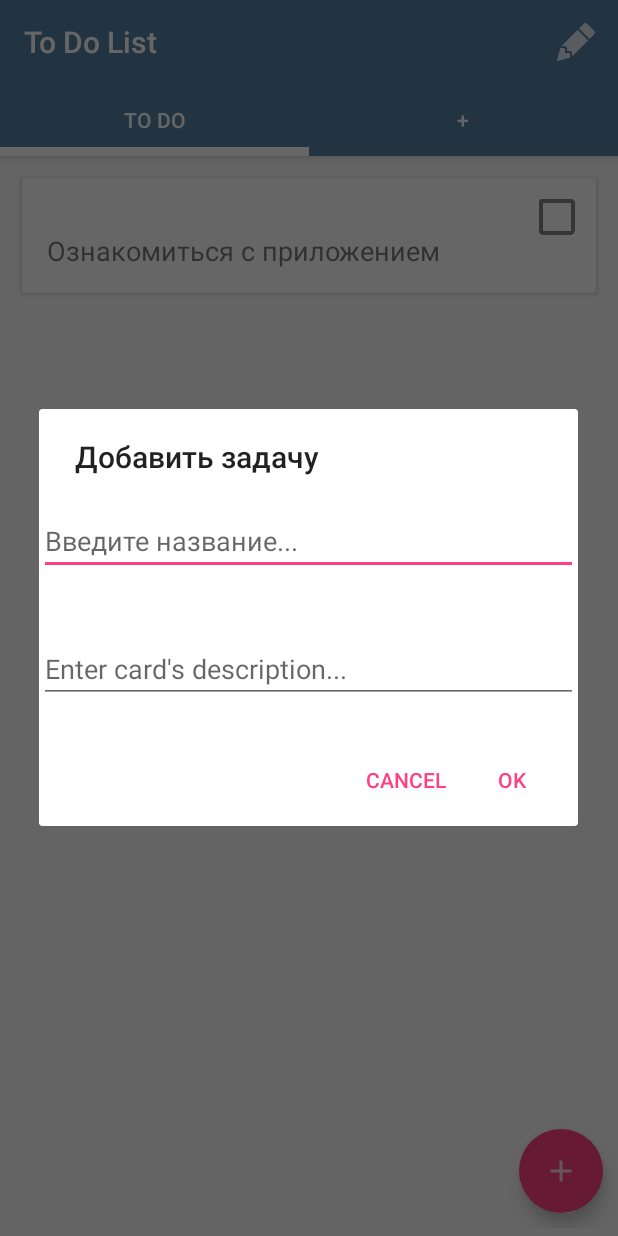
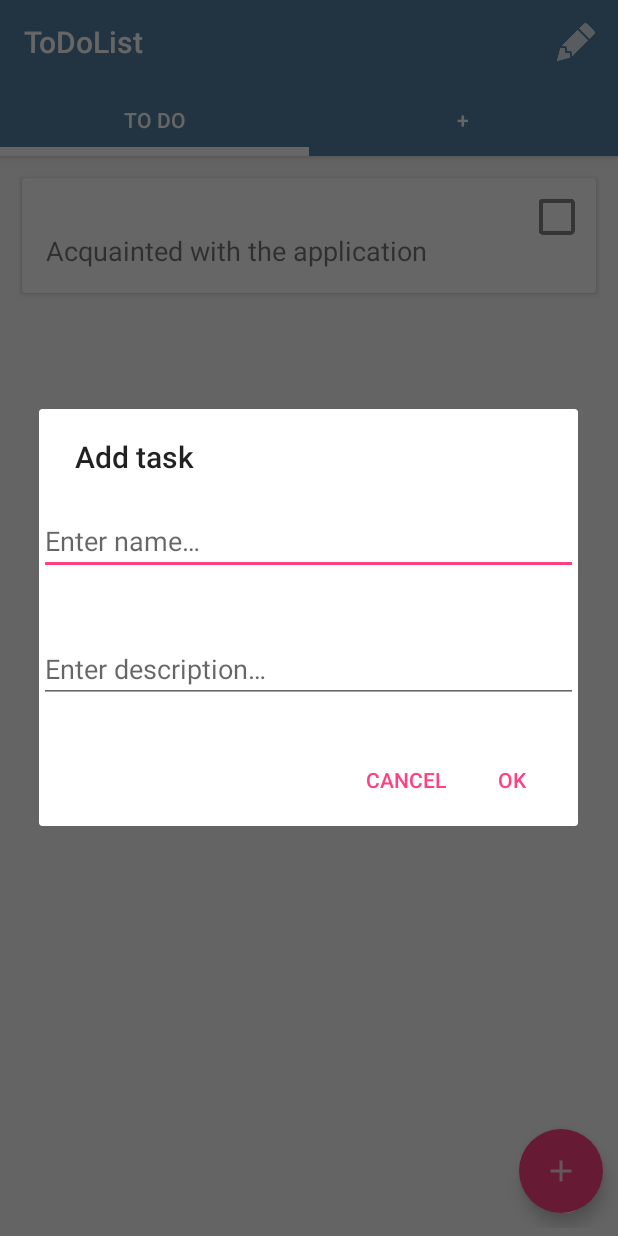
Before and after one commit to Velkonost/ToDoList, an Android app: the screen it shows after launch (MainActivity), after a tap on an icon or button, on a phone screen of 412 x 824 dp. Run offline under Robolectric (Android 15) with nearby library versions, the phone set to English and light mode, and no system bars; 2 other taps on this screen came first.

Commit message:
fixed bug with `add new column`, added some changes

```diff
--- a/app/src/main/java/ru/velkonost/todolist/activities/MainActivity.java
+++ b/app/src/main/java/ru/velkonost/todolist/activities/MainActivity.java
@@ -22,8 +22,15 @@ import ru.velkonost.todolist.R;
 import ru.velkonost.todolist.fragments.ColumnsTabsFragmentAdapter;
 import ru.velkonost.todolist.managers.DBHelper;
 
+import static ru.velkonost.todolist.Constants.COLUMN_ID;
+import static ru.velkonost.todolist.Constants.DESCRIPTION;
+import static ru.velkonost.todolist.Constants.DONE;
+import static ru.velkonost.todolist.Constants.EXIST;
+import static ru.velkonost.todolist.Constants.ID;
+import static ru.velkonost.todolist.Constants.NAME;
 import static ru.velkonost.todolist.fragments.ColumnsTabsFragmentAdapter.last;
-import static ru.velkonost.todolist.managers.Initializatiors.initToolbar;
+import static ru.velkonost.todolist.managers.DBHelper.DBConstants.COLUMNS;
+import static ru.velkonost.todolist.managers.DBHelper.DBConstants.TASKS;
 import static ru.velkonost.todolist.managers.PhoneDataStorage.loadText;
 import static ru.velkonost.todolist.managers.PhoneDataStorage.saveText;
 
@@ -38,8 +45,6 @@ public class MainActivity extends AppCompatActivity {
     private TabLayout tabLayout;
 
     private DBHelper dbHelper;
-
-    final String LOG_TAG = "myLogs";
 
     private String columnName;
 
@@ -58,44 +63,28 @@ public class MainActivity extends AppCompatActivity {
 
         dbHelper = new DBHelper(this);
 
-        initToolbar(MainActivity.this, toolbar, "To Do List");
+        initToolbar(MainActivity.this, toolbar, getResources().getString(R.string.app_name));
 
         if (!checkCookieId()) {
 
-            saveText(MainActivity.this, "exist", "ok");
+            saveText(MainActivity.this, EXIST, getResources().getString(R.string.ok));
 
             ContentValues cvColumn = new ContentValues();
             ContentValues cvTask = new ContentValues();
 
             SQLiteDatabase db = dbHelper.getWritableDatabase();
 
+            cvColumn.put(NAME, getResources().getString(R.string.column_example_name));
+            cvColumn.put(ID, 1);
 
+            cvTask.put(ID, 1);
+            cvTask.put(NAME, getResources().getString(R.string.task_example_name));
+            cvTask.put(COLUMN_ID, 1);
+            cvTask.put(DESCRIPTION, getResources().getString(R.string.task_example_description));
+            cvTask.put(DONE, 0);
 
-            db.execSQL("create table columns ("
-                    + "id integer primary key autoincrement,"
-                    + "name text" + ");");
-
-            db.execSQL("create table task ("
-                    + "id integer primary key autoincrement,"
-                    + "columnId integer,"
-                    + "name text,"
-                    + "description text,"
-                    + "done integer" + ");");
-
-            // подготовим данные для вставки в виде пар: наименование столбца - значение
-
-            cvColumn.put("name", "To do");
-            cvColumn.put("id", 1);
-
-            cvTask.put("id", 1);
-            cvTask.put("name", "Ознакомиться с приложением");
-            cvTask.put("columnId", 1);
-            cvTask.put("description", "Потыкать. Немного там, немного тут");
-            cvTask.put("done", 0);
-
-            // вставляем запись и получаем ее ID
-            db.insert("columns", null, cvColumn);
-            db.insert("task", null, cvTask);
+            db.insert(COLUMNS, null, cvColumn);
+            db.insert(TASKS, null, cvTask);
 
         }
 
@@ -135,13 +124,13 @@ public class MainActivity extends AppCompatActivity {
                 if (!dialogOpen[0]) {
 
                     AlertDialog.Builder builder = new AlertDialog.Builder(MainActivity.this);
-                    builder.setTitle("Добавить колонку");
+                    builder.setTitle(getResources().getString(R.string.add_column));
 
                     final EditText input = new EditText(MainActivity.this);
-                    input.setHint("Введите название...");
+                    input.setHint(getResources().getString(R.string.enter_column_name));
                     input.setInputType(InputType.TYPE_CLASS_TEXT);
                     builder.setView(input)
-                            .setPositiveButton("OK", new DialogInterface.OnClickListener() {
+                            .setPositiveButton(getResources().getString(R.string.ok), new DialogInterface.OnClickListener() {
                                 @Override
                                 public void onClick(DialogInterface dialog, int which) {
                                     columnName = input.getText().toString();
@@ -153,10 +142,9 @@ public class MainActivity extends AppCompatActivity {
 
                                         SQLiteDatabase db = dbHelper.getWritableDatabase();
 
-                                        cvColumn.put("name", columnName);
-                                        cvColumn.put("id", last);
+                                        cvColumn.put(NAME, columnName);
 
-                                        db.insert("columns", null, cvColumn);
+                                        db.insert(COLUMNS, null, cvColumn);
 
                                         dbHelper.close();
 
@@ -170,7 +158,7 @@ public class MainActivity extends AppCompatActivity {
 
                                 }
                             })
-                            .setNegativeButton("Cancel", new DialogInterface.OnClickListener() {
+                            .setNegativeButton(getResources().getString(R.string.cancel), new DialogInterface.OnClickListener() {
                                 @Override
                                 public void onClick(DialogInterface dialog, int which) {
                                     dialog.cancel();
@@ -207,7 +195,7 @@ public class MainActivity extends AppCompatActivity {
                 currentColumnPosition = viewPager.getCurrentItem() + 1;
 
                 AlertDialog.Builder builder = new AlertDialog.Builder(MainActivity.this);
-                builder.setTitle("Изменить название колонки");
+                builder.setTitle(getResources().getString(R.string.change_column_name));
 
                 final EditText inputName = new EditText(MainActivity.this);
 
@@ -215,7 +203,7 @@ public class MainActivity extends AppCompatActivity {
                 inputName.setInputType(InputType.TYPE_CLASS_TEXT);
 
                 builder.setView(inputName)
-                        .setPositiveButton("OK", new DialogInterface.OnClickListener() {
+                        .setPositiveButton(getResources().getString(R.string.ok), new DialogInterface.OnClickListener() {
                             @Override
                             public void onClick(DialogInterface dialog, int which) {
                                 prevCurrentColumnName = currentColumnName;
@@ -226,9 +214,9 @@ public class MainActivity extends AppCompatActivity {
                                     dbHelper = new DBHelper(MainActivity.this);
                                     ContentValues cv = new ContentValues();
                                     SQLiteDatabase db = dbHelper.getWritableDatabase();
-                                    cv.put("name", currentColumnName);
+                                    cv.put(NAME, currentColumnName);
 
-                                    db.update("columns", cv, "name = ?", new String[] {prevCurrentColumnName});
+                                    db.update(COLUMNS, cv, "name = ?", new String[] {prevCurrentColumnName});
                                     dbHelper.close();
 
                                     Intent intent = new Intent(MainActivity.this,
@@ -241,7 +229,7 @@ public class MainActivity extends AppCompatActivity {
 
                             }
                         })
-                        .setNegativeButton("Cancel", new DialogInterface.OnClickListener() {
+                        .setNegativeButton(getResources().getString(R.string.cancel), new DialogInterface.OnClickListener() {
                             @Override
                             public void onClick(DialogInterface dialog, int which) {
                                 dialog.cancel();
@@ -258,7 +246,20 @@ public class MainActivity extends AppCompatActivity {
     }
 
     private boolean checkCookieId() {
-        return loadText(MainActivity.this, "exist").length() != 0;
+        return loadText(MainActivity.this, EXIST).length() != 0;
+    }
+
+    public static void initToolbar(AppCompatActivity activity, Toolbar toolbar, String title) {
+
+        toolbar.setTitle(title);
+        toolbar.setOnMenuItemClickListener(new Toolbar.OnMenuItemClickListener() {
+            @Override
+            public boolean onMenuItemClick(MenuItem menuItem) {
+                return false;
+            }
+        });
+
+        activity.setSupportActionBar(toolbar);
     }
 
 }
--- a/app/src/main/java/ru/velkonost/todolist/fragments/AddColumnFragment.java
+++ b/app/src/main/java/ru/velkonost/todolist/fragments/AddColumnFragment.java
@@ -10,7 +10,7 @@ import android.view.ViewGroup;
 import ru.velkonost.todolist.R;
 
 
-public class AddColumnFragment extends AbstractTabFragment {
+public class AddColumnFragment extends BaseTabFragment {
 
     private static final int LAYOUT = R.layout.fragment_add_column;
 
--- a/app/src/main/java/ru/velkonost/todolist/fragments/AbstractTabFragment.java
+++ b/app/src/main/java/ru/velkonost/todolist/fragments/BaseTabFragment.java
@@ -4,7 +4,7 @@ import android.content.Context;
 import android.support.v4.app.Fragment;
 import android.view.View;
 
-public class AbstractTabFragment extends Fragment {
+public class BaseTabFragment extends Fragment {
 
     private String title;
     protected Context context;
--- a/app/src/main/java/ru/velkonost/todolist/fragments/ColumnFragment.java
+++ b/app/src/main/java/ru/velkonost/todolist/fragments/ColumnFragment.java
@@ -30,7 +30,15 @@ import ru.velkonost.todolist.adapters.TaskListAdapter;
 import ru.velkonost.todolist.managers.DBHelper;
 import ru.velkonost.todolist.models.Task;
 
-public class ColumnFragment extends AbstractTabFragment{
+import static ru.velkonost.todolist.Constants.COLUMN_ID;
+import static ru.velkonost.todolist.Constants.DESCRIPTION;
+import static ru.velkonost.todolist.Constants.DONE;
+import static ru.velkonost.todolist.Constants.ID;
+import static ru.velkonost.todolist.Constants.LOG_TAG;
+import static ru.velkonost.todolist.Constants.NAME;
+import static ru.velkonost.todolist.managers.DBHelper.DBConstants.TASKS;
+
+public class ColumnFragment extends BaseTabFragment {
 
     private static final int LAYOUT = R.layout.fragment_column;
 
@@ -79,25 +87,25 @@ public class ColumnFragment extends AbstractTabFragment{
                 params.setMargins(0, dp2px(20), 0, dp2px(20));
 
                 AlertDialog.Builder builder = new AlertDialog.Builder(context);
-                builder.setTitle("Добавить задачу");
+                builder.setTitle(getResources().getString(R.string.add_task));
 
                 final EditText inputName = new EditText(context);
                 inputName.setLayoutParams(params);
 
-                inputName.setHint("Введите название...");
+                inputName.setHint(getResources().getString(R.string.enter_task_name));
                 inputName.setInputType(InputType.TYPE_CLASS_TEXT);
                 layout.addView(inputName);
 
                 final EditText inputDesc = new EditText(context);
                 inputDesc.setLayoutParams(params);
 
-                inputDesc.setHint("Enter card's description...");
+                inputDesc.setHint(getResources().getString(R.string.enter_task_description));
                 layout.addView(inputDesc);
 
 
                 builder.setView(layout)
 
-                        .setPositiveButton("OK", new DialogInterface.OnClickListener() {
+                        .setPositiveButton(getResources().getString(R.string.ok), new DialogInterface.OnClickListener() {
                             @Override
                             public void onClick(DialogInterface dialog, int which) {
                                 cardName = inputName.getText().toString();
@@ -111,12 +119,12 @@ public class ColumnFragment extends AbstractTabFragment{
 
                                     SQLiteDatabase db = dbHelper.getWritableDatabase();
 
-                                    cvTask.put("name", cardName);
-                                    cvTask.put("columnId", columnId);
-                                    cvTask.put("done", 0);
-                                    cvTask.put("description", cardDescription);
+                                    cvTask.put(NAME, cardName);
+                                    cvTask.put(COLUMN_ID, columnId);
+                                    cvTask.put(DONE, 0);
+                                    cvTask.put(DESCRIPTION, cardDescription);
 
-                                    db.insert("task", null, cvTask);
+                                    db.insert(TASKS, null, cvTask);
 
                                     dbHelper.close();
 
@@ -131,7 +139,7 @@ public class ColumnFragment extends AbstractTabFragment{
 
                             }
                         })
-                        .setNegativeButton("Cancel", new DialogInterface.OnClickListener() {
+                        .setNegativeButton(getResources().getString(R.string.cancel), new DialogInterface.OnClickListener() {
                             @Override
                             public void onClick(DialogInterface dialog, int which) {
                                 dialog.cancel();
@@ -148,18 +156,18 @@ public class ColumnFragment extends AbstractTabFragment{
         ContentValues cv = new ContentValues();
         SQLiteDatabase db = dbHelper.getWritableDatabase();
 
-        Cursor c = db.query("task", null, null, null, null, null, null);
+        Cursor c = db.query(TASKS, null, null, null, null, null, null);
 
         int i = 0;
 
         if (c.moveToFirst()) {
 
             // определяем номера столбцов по имени в выборке
-            int idTaskIndex = c.getColumnIndex("id");
-            int columnIdTaskIndex = c.getColumnIndex("columnId");
-            int nameTaskIndex = c.getColumnIndex("name");
-            int descriptionTaskIndex = c.getColumnIndex("description");
-            int doneTaskIndex = c.getColumnIndex("done");
+            int idTaskIndex = c.getColumnIndex(ID);
+            int columnIdTaskIndex = c.getColumnIndex(COLUMN_ID);
+            int nameTaskIndex = c.getColumnIndex(NAME);
+            int descriptionTaskIndex = c.getColumnIndex(DESCRIPTION);
+            int doneTaskIndex = c.getColumnIndex(DONE);
 
             do {
 
@@ -172,7 +180,7 @@ public class ColumnFragment extends AbstractTabFragment{
                 // переход на следующую строку
                 // а если следующей нет (текущая - последняя), то false - выходим из цикла
             } while (c.moveToNext());
-        } else Log.d("myLogs", "0 rows");
+        } else Log.d(LOG_TAG, "0 rows");
 
         c.close();
         dbHelper.close();
--- a/app/src/main/java/ru/velkonost/todolist/fragments/ColumnsTabsFragmentAdapter.java
+++ b/app/src/main/java/ru/velkonost/todolist/fragments/ColumnsTabsFragmentAdapter.java
@@ -14,9 +14,14 @@ import java.util.Map;
 
 import ru.velkonost.todolist.managers.DBHelper;
 
+import static ru.velkonost.todolist.Constants.ID;
+import static ru.velkonost.todolist.Constants.LOG_TAG;
+import static ru.velkonost.todolist.Constants.NAME;
+import static ru.velkonost.todolist.managers.DBHelper.DBConstants.COLUMNS;
+
 public class ColumnsTabsFragmentAdapter extends FragmentPagerAdapter {
 
-    private Map<Integer, AbstractTabFragment> tabs;
+    private Map<Integer, BaseTabFragment> tabs;
     private Context context;
     public static int last = 0;
 
@@ -31,7 +36,6 @@ public class ColumnsTabsFragmentAdapter extends FragmentPagerAdapter {
 
     @Override
     public CharSequence getPageTitle(int position) {
-        Log.i("KEKE", String.valueOf(position));
         return tabs.get(position).getTitle();
     }
 
@@ -53,23 +57,24 @@ public class ColumnsTabsFragmentAdapter extends FragmentPagerAdapter {
         ContentValues cv = new ContentValues();
         SQLiteDatabase db = dbHelper.getWritableDatabase();
 
-        Cursor c = db.query("columns", null, null, null, null, null, null);
+        Cursor c = db.query(COLUMNS, null, null, null, null, null, null);
 
+        last = 0;
         int i = 0;
 
         if (c.moveToFirst()) {
 
 
             // определяем номера столбцов по имени в выборке
-            int idColIndex = c.getColumnIndex("id");
-            int nameColIndex = c.getColumnIndex("name");
+            int idColIndex = c.getColumnIndex(ID);
+            int nameColIndex = c.getColumnIndex(NAME);
 
             do {
 
 
 
                 // получаем значения по номерам столбцов и пишем все в лог
-                Log.d("myLogs",
+                Log.d(LOG_TAG,
                         "ID = " + c.getInt(idColIndex) +
                                 ", name = " + c.getString(nameColIndex));
 
@@ -83,7 +88,7 @@ public class ColumnsTabsFragmentAdapter extends FragmentPagerAdapter {
                 i ++;
             } while (c.moveToNext());
         } else
-            Log.d("myLogs", "0 rows");
+            Log.d(LOG_TAG, "0 rows");
         c.close();
         dbHelper.close();
 
--- a/app/src/main/java/ru/velkonost/todolist/managers/DBHelper.java
+++ b/app/src/main/java/ru/velkonost/todolist/managers/DBHelper.java
@@ -4,6 +4,9 @@ import android.content.Context;
 import android.database.sqlite.SQLiteDatabase;
 import android.database.sqlite.SQLiteOpenHelper;
 import android.util.Log;
+
+import static ru.velkonost.todolist.managers.DBHelper.DBConstants.COLUMNS;
+import static ru.velkonost.todolist.managers.DBHelper.DBConstants.TASKS;
 
 public class DBHelper extends SQLiteOpenHelper {
 
@@ -15,10 +18,31 @@ public class DBHelper extends SQLiteOpenHelper {
     @Override
     public void onCreate(SQLiteDatabase db) {
         Log.i("LOG_DB", "--- onCreate database ---");
+
+        db.execSQL("create table " + COLUMNS + " ("
+                + "id integer primary key autoincrement,"
+                + "name text" + ");");
+
+        db.execSQL("create table " + TASKS + " ("
+                + "id integer primary key autoincrement,"
+                + "columnId integer,"
+                + "name text,"
+                + "description text,"
+                + "done integer" + ");");
+
+
     }
 
     @Override
     public void onUpgrade(SQLiteDatabase db, int oldVersion, int newVersion) {
 
     }
+
+    public static class DBConstants {
+
+        public static final String COLUMNS = "stodolist_columns";
+        public static final String TASKS = "stodolist_task";
+
+
+    }
 }
--- a/app/src/main/res/values/strings.xml
+++ b/app/src/main/res/values/strings.xml
@@ -1,3 +1,24 @@
 <resources>
-    <string name="app_name">"ToDoList "</string>
+    <string name="app_name">"ToDoList"</string>
+
+    <string name="ok">OK</string>
+    <string name="cancel">Cancel</string>
+    <string name="yes">Yes</string>
+    <string name="no">No</string>
+    <string name="change_column_name">Change column name</string>
+    <string name="delete_task">Delete task</string>
+    <string name="are_you_sure">Are you sure?</string>
+    <string name="task_completed">Task completed</string>
+    <string name="task_dont_completed">Task do not completed</string>
+    <string name="add_task">Add task</string>
+    <string name="add_column">Add column</string>
+    <string name="enter_column_name">Enter name…</string>
+    <string name="enter_task_name">Enter name…</string>
+    <string name="enter_task_description">Enter description…</string>
+
+    <string name="task_example_name">Acquainted with the application</string>
+    <string name="column_example_name">To do</string>
+    <string name="task_example_description">Look around :)</string>
+
+
 </resources>
```
Also changed, not shown: app/src/main/java/ru/velkonost/todolist/Constants.java (added, +16 -0 lines), app/src/main/java/ru/velkonost/todolist/activities/TaskActivity.java (+21 -16 lines), app/src/main/java/ru/velkonost/todolist/adapters/TaskListAdapter.java (+8 -30 lines), app/src/main/java/ru/velkonost/todolist/managers/Initializatiors.java (deleted, +0 -22 lines), 1 other file.
